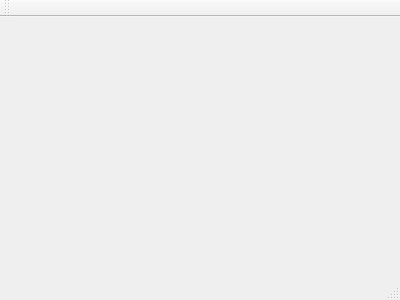
Old version of the form mainwindow.ui in the repository asti-san/expertModule1.
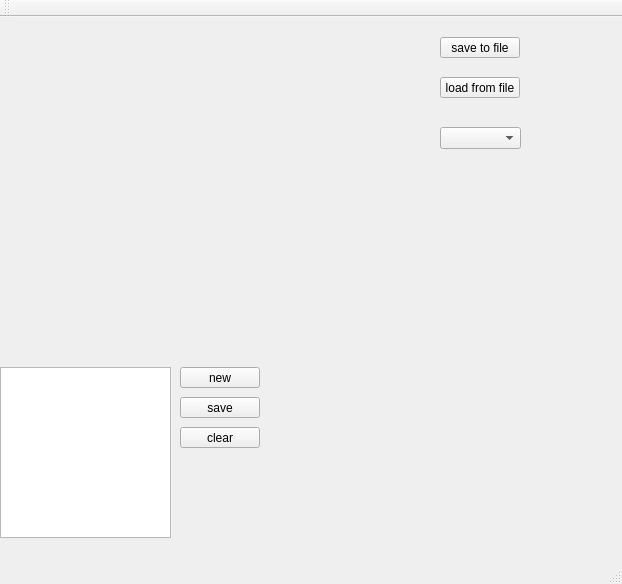
New version of the form. Custom widgets are drawn as their Qt base class.

Commit message: Dot list implemented without "-" buttons

The edit to the form file:
```diff
--- a/mainwindow.ui
+++ b/mainwindow.ui
@@ -1,24 +1,143 @@
 <ui version="4.0">
  <class>MainWindow</class>
- <widget class="QMainWindow" name="MainWindow" >
-  <property name="geometry" >
+ <widget class="QMainWindow" name="MainWindow">
+  <property name="geometry">
    <rect>
     <x>0</x>
     <y>0</y>
-    <width>400</width>
-    <height>300</height>
+    <width>622</width>
+    <height>584</height>
    </rect>
   </property>
   <property name="windowTitle" >
    <string>MainWindow</string>
   </property>
-  <widget class="QMenuBar" name="menuBar" />
-  <widget class="QToolBar" name="mainToolBar" />
-  <widget class="QWidget" name="centralWidget" />
-  <widget class="QStatusBar" name="statusBar" />
+  <widget class="QWidget" name="centralWidget">
+   <widget class="QCustomPlot" name="plot" native="true">
+    <property name="geometry">
+     <rect>
+      <x>0</x>
+      <y>0</y>
+      <width>421</width>
+      <height>331</height>
+     </rect>
+    </property>
+   </widget>
+   <widget class="QPushButton" name="button_save">
+    <property name="geometry">
+     <rect>
+      <x>440</x>
+      <y>20</y>
+      <width>80</width>
+      <height>21</height>
+     </rect>
+    </property>
+    <property name="text">
+     <string>save to file</string>
+    </property>
+   </widget>
+   <widget class="QPushButton" name="button_load">
+    <property name="geometry">
+     <rect>
+      <x>440</x>
+      <y>60</y>
+      <width>80</width>
+      <height>21</height>
+     </rect>
+    </property>
+    <property name="text">
+     <string>load from file</string>
+    </property>
+   </widget>
+   <widget class="QComboBox" name="plot_list">
+    <property name="geometry">
+     <rect>
+      <x>440</x>
+      <y>110</y>
+      <width>81</width>
+      <height>22</height>
+     </rect>
+    </property>
+   </widget>
+   <widget class="QPushButton" name="button_save_item">
+    <property name="geometry">
+     <rect>
+      <x>180</x>
+      <y>380</y>
+      <width>80</width>
+      <height>21</height>
+     </rect>
+    </property>
+    <property name="text">
+     <string>save</string>
+    </property>
+   </widget>
+   <widget class="QTableWidget" name="dots_edit_list">
+    <property name="geometry">
+     <rect>
+      <x>0</x>
+      <y>350</y>
+      <width>171</width>
+      <height>171</height>
+     </rect>
+    </property>
+   </widget>
+   <widget class="QPushButton" name="button_new">
+    <property name="geometry">
+     <rect>
+      <x>180</x>
+      <y>350</y>
+      <width>80</width>
+      <height>21</height>
+     </rect>
+    </property>
+    <property name="text">
+     <string>new</string>
+    </property>
+   </widget>
+   <widget class="QPushButton" name="button_clear_item">
+    <property name="geometry">
+     <rect>
+      <x>180</x>
+      <y>410</y>
+      <width>80</width>
+      <height>21</height>
+     </rect>
+    </property>
+    <property name="text">
+     <string>clear</string>
+    </property>
+   </widget>
+  </widget>
+  <widget class="QMenuBar" name="menuBar">
+   <property name="geometry">
+    <rect>
+     <x>0</x>
+     <y>0</y>
+     <width>622</width>
+     <height>20</height>
+    </rect>
+   </property>
+  </widget>
+  <widget class="QToolBar" name="mainToolBar">
+   <attribute name="toolBarArea">
+    <enum>TopToolBarArea</enum>
+   </attribute>
+   <attribute name="toolBarBreak">
+    <bool>false</bool>
+   </attribute>
+  </widget>
+  <widget class="QStatusBar" name="statusBar"/>
  </widget>
- <layoutDefault spacing="6" margin="11" />
- <pixmapfunction></pixmapfunction>
+ <layoutdefault spacing="6" margin="11"/>
+ <customwidgets>
+  <customwidget>
+   <class>QCustomPlot</class>
+   <extends>QWidget</extends>
+   <header>qcustomplot.h</header>
+   <container>1</container>
+  </customwidget>
+ </customwidgets>
  <resources/>
  <connections/>
 </ui>
```
Left out of the diff: 3 changed lines with no effect on the pictures. The commit also changes 6 other files.
